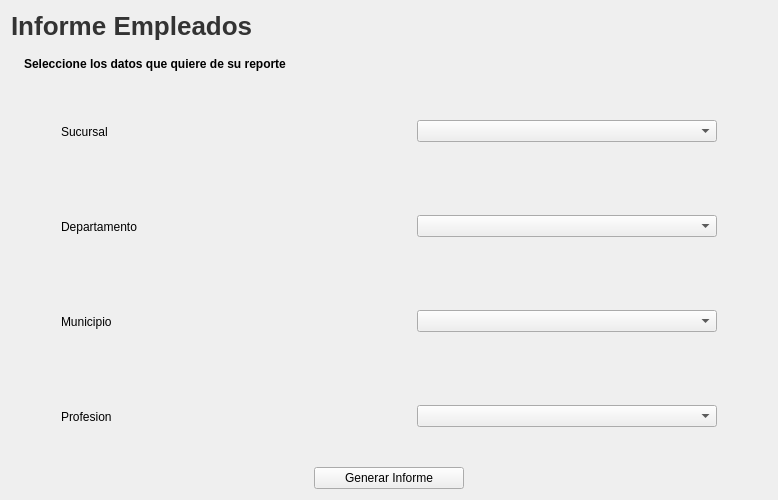
AlejoOsorio/BasesDeDatosProyecto, file views/qt_files/frame_reporte_empleados.ui: the form before one commit.
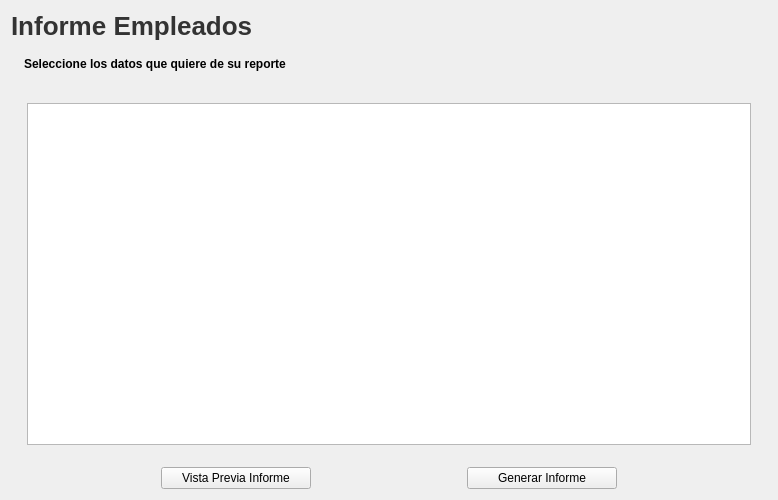
The form after the commit.

Commit message:
Se agregaron los informes
Se Actualizaron las ventanas de los informes con sus filtros y sus consultas

Patch:
```diff
--- a/views/qt_files/frame_reporte_empleados.ui
+++ b/views/qt_files/frame_reporte_empleados.ui
@@ -57,129 +57,31 @@
     </widget>
    </item>
    <item>
-    <layout class="QGridLayout" name="gridLayout_2">
-     <item row="0" column="1">
-      <widget class="QComboBox" name="comboBox_4">
-       <property name="maximumSize">
-        <size>
-         <width>300</width>
-         <height>16777215</height>
-        </size>
-       </property>
-      </widget>
-     </item>
-     <item row="4" column="1">
-      <widget class="QComboBox" name="comboBox">
-       <property name="maximumSize">
-        <size>
-         <width>300</width>
-         <height>16777215</height>
-        </size>
-       </property>
-      </widget>
-     </item>
-     <item row="0" column="0">
-      <widget class="QLabel" name="label_3">
-       <property name="sizePolicy">
-        <sizepolicy hsizetype="Preferred" vsizetype="Expanding">
-         <horstretch>0</horstretch>
-         <verstretch>0</verstretch>
-        </sizepolicy>
-       </property>
-       <property name="maximumSize">
-        <size>
-         <width>300</width>
-         <height>16777215</height>
-        </size>
-       </property>
-       <property name="text">
-        <string>Sucursal</string>
-       </property>
-      </widget>
-     </item>
-     <item row="2" column="0">
-      <widget class="QLabel" name="label_5">
-       <property name="sizePolicy">
-        <sizepolicy hsizetype="Preferred" vsizetype="Expanding">
-         <horstretch>0</horstretch>
-         <verstretch>0</verstretch>
-        </sizepolicy>
-       </property>
-       <property name="maximumSize">
-        <size>
-         <width>300</width>
-         <height>16777215</height>
-        </size>
-       </property>
-       <property name="text">
-        <string>Municipio</string>
-       </property>
-      </widget>
-     </item>
-     <item row="2" column="1">
-      <widget class="QComboBox" name="comboBox_2">
-       <property name="maximumSize">
-        <size>
-         <width>300</width>
-         <height>16777215</height>
-        </size>
-       </property>
-      </widget>
-     </item>
-     <item row="1" column="1">
-      <widget class="QComboBox" name="comboBox_3">
-       <property name="maximumSize">
-        <size>
-         <width>300</width>
-         <height>16777215</height>
-        </size>
-       </property>
-      </widget>
-     </item>
-     <item row="4" column="0">
-      <widget class="QLabel" name="label_6">
-       <property name="sizePolicy">
-        <sizepolicy hsizetype="Preferred" vsizetype="Expanding">
-         <horstretch>0</horstretch>
-         <verstretch>0</verstretch>
-        </sizepolicy>
-       </property>
-       <property name="maximumSize">
-        <size>
-         <width>300</width>
-         <height>16777215</height>
-        </size>
-       </property>
-       <property name="text">
-        <string>Profesion</string>
-       </property>
-      </widget>
-     </item>
-     <item row="1" column="0">
-      <widget class="QLabel" name="label_4">
-       <property name="sizePolicy">
-        <sizepolicy hsizetype="Preferred" vsizetype="Expanding">
-         <horstretch>0</horstretch>
-         <verstretch>0</verstretch>
-        </sizepolicy>
-       </property>
-       <property name="maximumSize">
-        <size>
-         <width>300</width>
-         <height>16777215</height>
-        </size>
-       </property>
-       <property name="text">
-        <string>Departamento</string>
-       </property>
-      </widget>
-     </item>
-    </layout>
+    <widget class="QTableWidget" name="twEmpleados">
+     <property name="styleSheet">
+      <string notr="true">QTableWidget {
+ margin: 16px
+}</string>
+     </property>
+    </widget>
    </item>
    <item>
     <layout class="QHBoxLayout" name="horizontalLayout">
      <item>
-      <widget class="QPushButton" name="pushButton">
+      <widget class="QPushButton" name="btnVistaPrevia">
+       <property name="maximumSize">
+        <size>
+         <width>150</width>
+         <height>16777215</height>
+        </size>
+       </property>
+       <property name="text">
+        <string>Vista Previa Informe</string>
+       </property>
+      </widget>
+     </item>
+     <item>
+      <widget class="QPushButton" name="btnGenerarInforme">
        <property name="maximumSize">
         <size>
          <width>150</width>
```
The commit also changes 8 other files.
